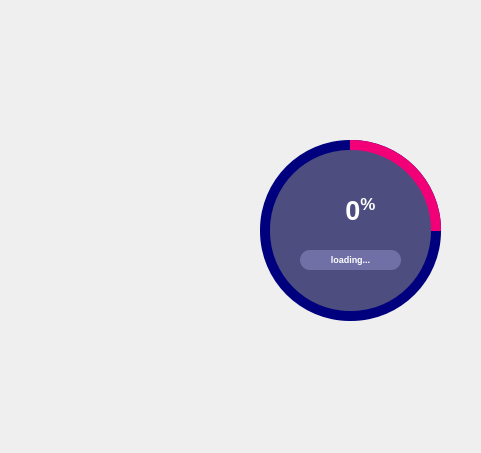
This is khoidongtest/ui_splash_screen.ui in NinhLuong/Emergency-Management-System as Qt 5 draws it before an edit. The edited form follows.
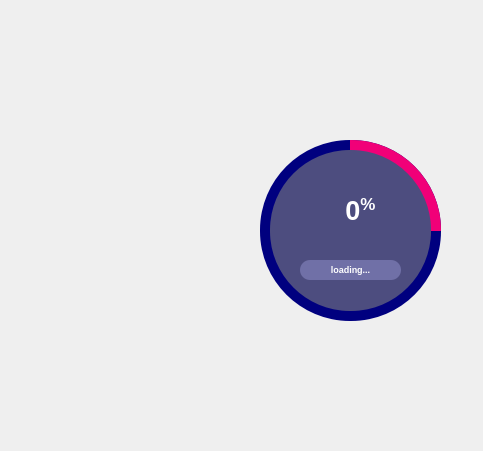
This is the edited form. Icons and pictures are not drawn.

The edit to the form file:
```diff
--- a/khoidongtest/ui_splash_screen.ui
+++ b/khoidongtest/ui_splash_screen.ui
@@ -6,8 +6,8 @@
    <rect>
     <x>0</x>
     <y>0</y>
-    <width>481</width>
-    <height>453</height>
+    <width>483</width>
+    <height>451</height>
    </rect>
   </property>
   <property name="windowTitle">
@@ -126,11 +126,55 @@
        <property name="frameShadow">
         <enum>QFrame::Raised</enum>
        </property>
-       <widget class="QLabel" name="label_2">
+      </widget>
+      <widget class="QFrame" name="container">
+       <property name="enabled">
+        <bool>true</bool>
+       </property>
+       <property name="geometry">
+        <rect>
+         <x>30</x>
+         <y>40</y>
+         <width>121</width>
+         <height>101</height>
+        </rect>
+       </property>
+       <property name="styleSheet">
+        <string notr="true">QFrame{
+	border-radius: 130px;
+	background-color: rgb(77,77, 127);
+}</string>
+       </property>
+       <property name="frameShape">
+        <enum>QFrame::StyledPanel</enum>
+       </property>
+       <property name="frameShadow">
+        <enum>QFrame::Raised</enum>
+       </property>
+       <widget class="QLabel" name="labelPercentage">
         <property name="geometry">
          <rect>
-          <x>30</x>
-          <y>100</y>
+          <x>10</x>
+          <y>10</y>
+          <width>121</width>
+          <height>41</height>
+         </rect>
+        </property>
+        <property name="styleSheet">
+         <string notr="true">QFrame{
+        	border-radius: 150px;
+        	background-color: qconicalgradient(cx:0.5, cy:0.5, angle:90, stop:{STOP_1} rgba(255, 0, 127, 0), stop:{STOP_2} rgba(85, 170, 255, 255));
+        }</string>
+        </property>
+        <property name="text">
+         <string>&lt;html&gt;&lt;head/&gt;&lt;body&gt;&lt;p align=&quot;center&quot;&gt;&lt;span style=&quot; font-size:20pt; font-weight:600; color:#ffffff;&quot;&gt;0&lt;/span&gt;&lt;span style=&quot; font-size:20pt; font-weight:600; color:#ffffff; vertical-align:super;&quot;&gt;%&lt;/span&gt;&lt;/p&gt;&lt;/body&gt;&lt;/html&gt;</string>
+        </property>
+       </widget>
+       <widget class="QLabel" name="labelLoadingInfo">
+        <property name="geometry">
+         <rect>
+          <x>10</x>
+          <y>80</y>
           <width>101</width>
           <height>20</height>
          </rect>
@@ -145,22 +189,6 @@
          <string>&lt;html&gt;&lt;head/&gt;&lt;body&gt;&lt;p align=&quot;center&quot;&gt;&lt;span style=&quot; font-size:7pt; font-weight:600; color:#ffffff;&quot;&gt;loading...&lt;/span&gt;&lt;/p&gt;&lt;/body&gt;&lt;/html&gt;</string>
         </property>
        </widget>
-       <widget class="QLabel" name="label_3">
-        <property name="geometry">
-         <rect>
-          <x>30</x>
-          <y>40</y>
-          <width>121</width>
-          <height>41</height>
-         </rect>
-        </property>
-        <property name="styleSheet">
-         <string notr="true">font: 8pt &quot;Microsoft JhengHei&quot;;</string>
-        </property>
-        <property name="text">
-         <string>&lt;html&gt;&lt;head/&gt;&lt;body&gt;&lt;p align=&quot;center&quot;&gt;&lt;span style=&quot; font-size:20pt; font-weight:600; color:#ffffff;&quot;&gt;0&lt;/span&gt;&lt;span style=&quot; font-size:20pt; font-weight:600; color:#ffffff; vertical-align:super;&quot;&gt;%&lt;/span&gt;&lt;/p&gt;&lt;/body&gt;&lt;/html&gt;</string>
-        </property>
-       </widget>
       </widget>
      </widget>
     </widget>
```
